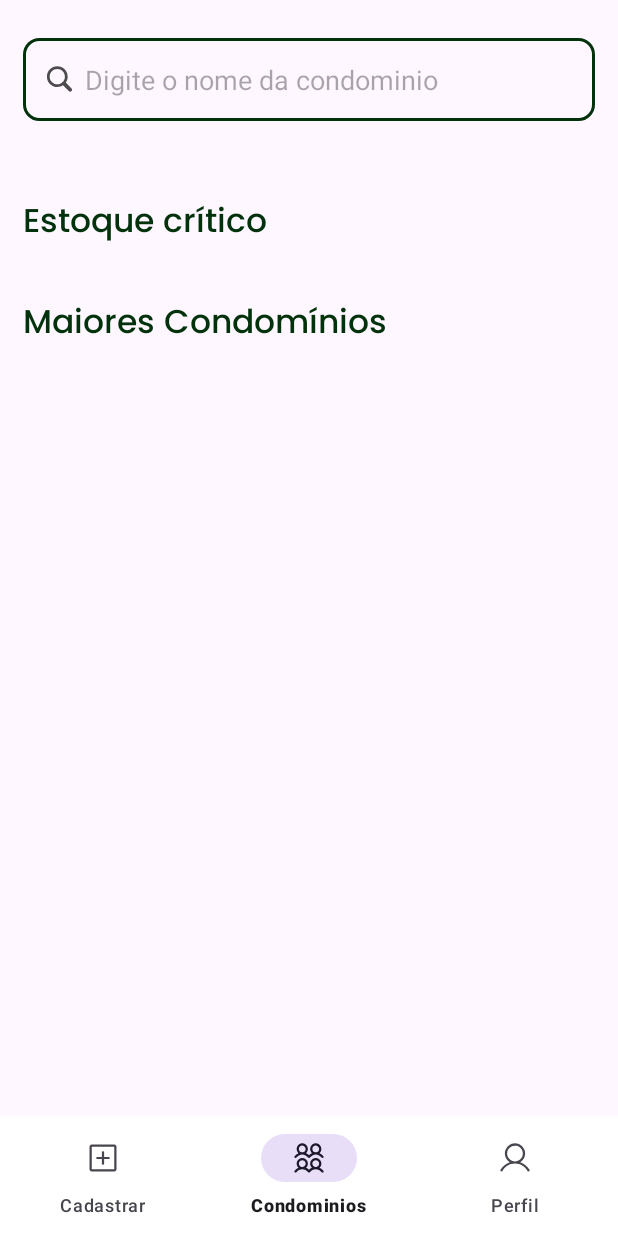
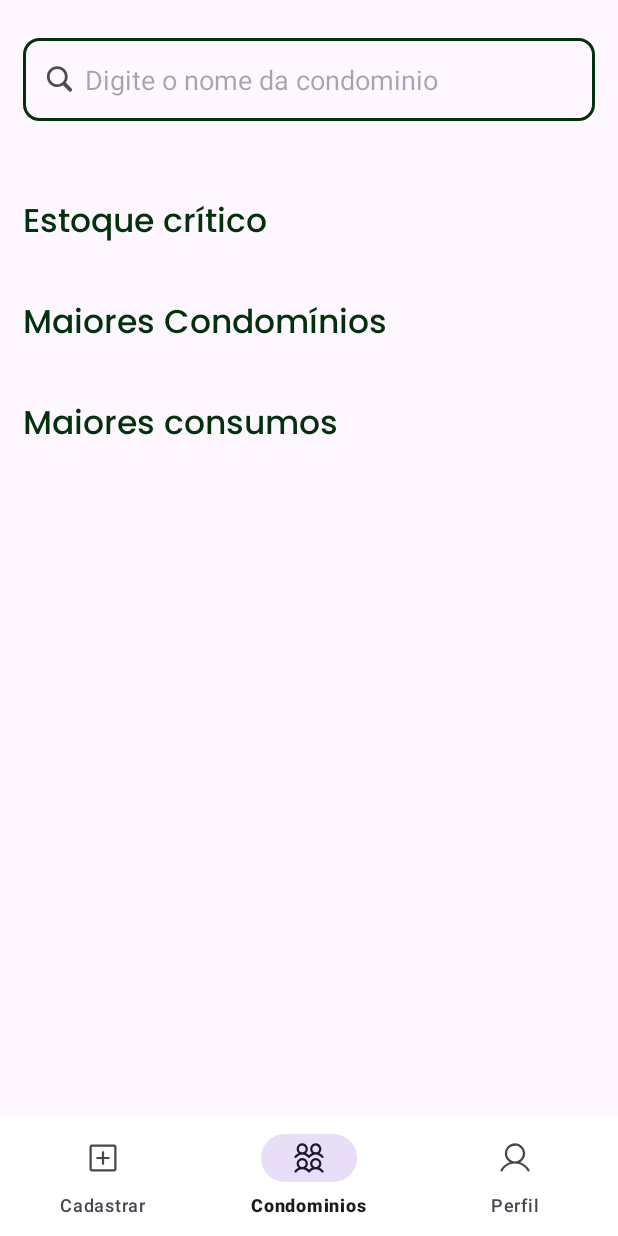
Before and after one commit to yagoluucas/gs-energywise-android, an Android app: the screen it shows after launch (HomeActivity), after a tap on "ENTRAR", on a phone screen of 412 x 824 dp. Run offline under Robolectric (Android 15) with nearby library versions, the phone set to English and light mode, and no system bars; our stand-ins replace Firebase (no records; nobody signed in at launch, a user with empty details on screens opened directly).

Commit message:
Adicionado layout de cadastrar usuário

```diff
--- a/app/src/main/java/com/example/energywise/MainActivity.kt
+++ b/app/src/main/java/com/example/energywise/MainActivity.kt
@@ -1,16 +1,20 @@
 package com.example.energywise
 
+import android.annotation.SuppressLint
 import android.content.Intent
 import android.os.Bundle
 import android.widget.Button
+import android.widget.TextView
 import androidx.activity.enableEdgeToEdge
 import androidx.appcompat.app.AppCompatActivity
 import androidx.core.view.ViewCompat
 import androidx.core.view.WindowInsetsCompat
+import com.example.energywise.activity.CriarConta
 import com.example.energywise.activity.HomeActivity
 import com.google.firebase.FirebaseApp
 
 class MainActivity : AppCompatActivity() {
+    @SuppressLint("MissingInflatedId")
     override fun onCreate(savedInstanceState: Bundle?) {
         super.onCreate(savedInstanceState)
         enableEdgeToEdge()
@@ -23,9 +27,18 @@ class MainActivity : AppCompatActivity() {
         }
 
         val botaoEntrar: Button = findViewById(R.id.LOGIN_BotaoEntrar_Button)
+        val textoCriarConta: TextView = findViewById(R.id.LOGIN_TextoCriarConta_TextView)
+
+
         botaoEntrar.setOnClickListener{
             val intent = Intent(this, HomeActivity::class.java)
             startActivity(intent)
         }
+
+        textoCriarConta.setOnClickListener {
+            val intent = Intent(this, CriarConta::class.java)
+            intent.flags = Intent.FLAG_ACTIVITY_REORDER_TO_FRONT
+            startActivity(intent)
+        }
     }
 }
--- a/app/src/main/java/com/example/energywise/activity/HomeActivity.kt
+++ b/app/src/main/java/com/example/energywise/activity/HomeActivity.kt
@@ -1,5 +1,6 @@
 package com.example.energywise.activity
 
+import android.annotation.SuppressLint
 import android.os.Bundle
 import android.util.Log
 import android.view.WindowManager
@@ -10,6 +11,8 @@ import androidx.recyclerview.widget.RecyclerView
 import com.example.energywise.R
 import com.example.energywise.model.Condominio
 import com.example.energywise.recyclerview.AdapterListaCondominio
+import com.example.energywise.utils.Utils
+import com.google.api.Distribution.BucketOptions.Linear
 import com.google.firebase.FirebaseApp
 import com.google.firebase.Timestamp
 import com.google.firebase.firestore.FirebaseFirestore
@@ -20,20 +23,23 @@ import com.google.firebase.firestore.ktx.firestore
 class HomeActivity: AppCompatActivity() {
 
     private var db = Firebase.firestore
+    private val listaCondominios: MutableList<Condominio> = mutableListOf()
+    private val utils: Utils = Utils()
 
-    private val listaCondominios: MutableList<Condominio> = mutableListOf()
-
+    @SuppressLint("MissingInflatedId")
     override fun onCreate(savedInstanceState: Bundle?) {
         super.onCreate(savedInstanceState)
         setContentView(R.layout.activity_home)
 
         val pesquisarComunidade: EditText = findViewById(R.id.HOME_CampoPesquisarComunidade_EditText)
+
         val recyclerViewEstoqueCritico: RecyclerView = findViewById(R.id.HOME_RecyclerViewEstoqueCritico_RecyclerView)
         val recyclerViewMaioresCondominios: RecyclerView = findViewById(R.id.HOME_RecyclerViewMaioresCondominios_RecyclerView)
+        val recyclerViewMaioresConsumos: RecyclerView = findViewById(R.id.HOME_RecyclerViewMaioresConsumos_RecyclerView)
 
         recyclerViewMaioresCondominios.layoutManager = LinearLayoutManager(this, LinearLayoutManager.HORIZONTAL, false)
         recyclerViewEstoqueCritico.layoutManager = LinearLayoutManager(this, LinearLayoutManager.HORIZONTAL, false)
-
+        recyclerViewMaioresConsumos.layoutManager = LinearLayoutManager(this, LinearLayoutManager.HORIZONTAL, false)
 
         FirebaseApp.initializeApp(this)
         db = FirebaseFirestore.getInstance()
@@ -55,17 +61,20 @@ class HomeActivity: AppCompatActivity() {
                         )
                     )
                 }
+
                 recyclerViewMaioresCondominios.adapter = AdapterListaCondominio(this, geraListaMaioresCondominios(listaCondominios))
                 recyclerViewEstoqueCritico.adapter = AdapterListaCondominio(this, geraListaCondominioComEstoqueCritico(listaCondominios))
+                recyclerViewMaioresConsumos.adapter = AdapterListaCondominio(this, geraListaCondominioComMaioresConsumos(listaCondominios))
             }
             .addOnFailureListener {e ->
-                Log.v("Erro", e.toString())
+                utils.criarAlerta(this, "Erro", "Erro ao recuperar lista: $e", 3000, R.drawable.warning_circle)
             }
 
         pesquisarComunidade.clearFocus()
 
         window.setSoftInputMode(WindowManager.LayoutParams.SOFT_INPUT_STATE_ALWAYS_HIDDEN)
     }
+
 
     fun geraListaMaioresCondominios(listaCondominios: MutableList<Condominio>): MutableList<Condominio>{
         val condominiosOrdenados = listaCondominios.sortedByDescending { condominio: Condominio -> condominio.quantidadeHabitantes}.toMutableList()
@@ -82,4 +91,9 @@ class HomeActivity: AppCompatActivity() {
         }
         return condominiosOrdenados
     }
+
+    fun geraListaCondominioComMaioresConsumos(listaCondominios: MutableList<Condominio>): MutableList<Condominio> {
+        val condiminiosOrdernados = listaCondominios.sortedByDescending { condominio: Condominio -> condominio.energiaConsumida}.toMutableList()
+        return if (condiminiosOrdernados.size >= 5) condiminiosOrdernados.subList(0, 5) else condiminiosOrdernados
+    }
 }
--- a/app/src/main/res/layout/activity_atualizar_comunidade.xml
+++ b/app/src/main/res/layout/activity_atualizar_comunidade.xml
@@ -22,7 +22,8 @@
                 android:id="@+id/fragment_close"
                 android:name="com.example.energywise.fragment.CloseFragment"
                 android:layout_width="wrap_content"
-                android:layout_height="wrap_content"/>
+                android:layout_height="wrap_content"
+                android:layout_marginHorizontal="15dp"/>
 
             <TextView
                 android:id="@+id/Atualizar_TextoAtualizarCondominio_TextView"
--- a/app/src/main/res/layout/activity_detalhes_comunidade.xml
+++ b/app/src/main/res/layout/activity_detalhes_comunidade.xml
@@ -13,7 +13,7 @@
         android:id="@+id/fragment_close"
         android:name="com.example.energywise.fragment.CloseFragment"
         android:layout_width="wrap_content"
-        android:layout_height="wrap_content"/>
+        android:layout_height="wrap_content" />
 
     <TextView
         android:id="@+id/DetalhesComunidade_NomeComunidade_TextView"
--- a/app/src/main/res/layout/activity_home.xml
+++ b/app/src/main/res/layout/activity_home.xml
@@ -75,6 +75,28 @@
                 app:layout_constraintRight_toRightOf="parent"
                 app:layout_constraintTop_toBottomOf="@+id/HOME_TextoMaioresCondominios_TextView"/>
 
+
+            <TextView
+                android:id="@+id/HOME_TextoCondominiosQueMaisConsome_TextView"
+                style="@style/tituloPagina"
+                android:layout_width="match_parent"
+                android:layout_height="wrap_content"
+                android:text="Maiores consumos"
+                app:layout_constraintLeft_toLeftOf="parent"
+                app:layout_constraintRight_toRightOf="parent"
+                app:layout_constraintTop_toBottomOf="@+id/HOME_RecyclerViewMaioresCondominios_RecyclerView"
+                android:layout_marginTop="30dp"/>
+
+
+            <androidx.recyclerview.widget.RecyclerView
+                android:id="@+id/HOME_RecyclerViewMaioresConsumos_RecyclerView"
+                android:layout_width="match_parent"
+                android:layout_height="wrap_content"
+                app:layout_constraintLeft_toLeftOf="parent"
+                app:layout_constraintRight_toRightOf="parent"
+                app:layout_constraintTop_toBottomOf="@+id/HOME_TextoCondominiosQueMaisConsome_TextView"/>
+
+
         </androidx.constraintlayout.widget.ConstraintLayout>
     </ScrollView>
 
--- a/app/src/main/res/layout/activity_main.xml
+++ b/app/src/main/res/layout/activity_main.xml
@@ -73,6 +73,7 @@
         app:layout_constraintWidth_percent="0.7"/>
 
     <TextView
+        android:id="@+id/LOGIN_TextoCriarConta_TextView"
         android:layout_width="match_parent"
         android:layout_height="wrap_content"
         app:layout_constraintLeft_toLeftOf="parent"
--- a/app/src/main/res/layout/frament_close.xml
+++ b/app/src/main/res/layout/frament_close.xml
@@ -12,7 +12,6 @@
         app:layout_constraintTop_toTopOf="parent"
         android:layout_marginTop="15dp"
         android:layout_height="40dp"
-        android:layout_marginHorizontal="10dp"
         android:background="@drawable/close"/>
 
 </androidx.constraintlayout.widget.ConstraintLayout>
```
Also changed, not shown: app/src/main/AndroidManifest.xml (+6 -5 lines), app/src/main/java/com/example/energywise/activity/CriarConta.kt (added, +15 -0 lines), app/src/main/java/com/example/energywise/activity/DetalhesComunidade.kt (+7 -0 lines), app/src/main/res/layout/activity_criar_conta.xml (added, +112 -0 lines).
